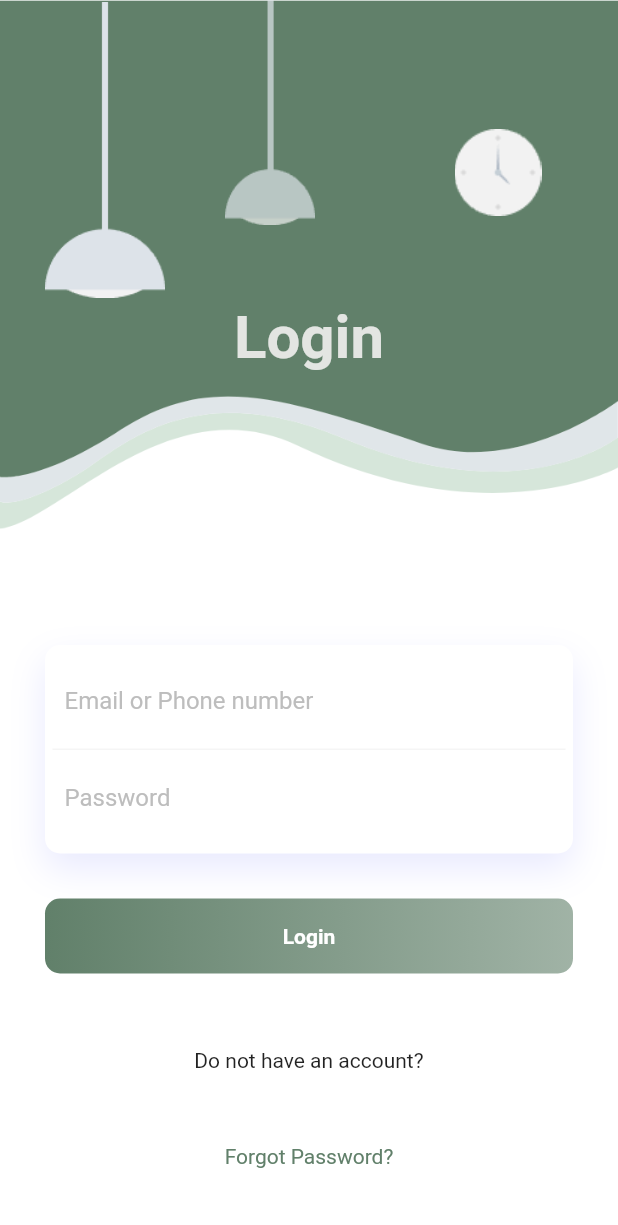
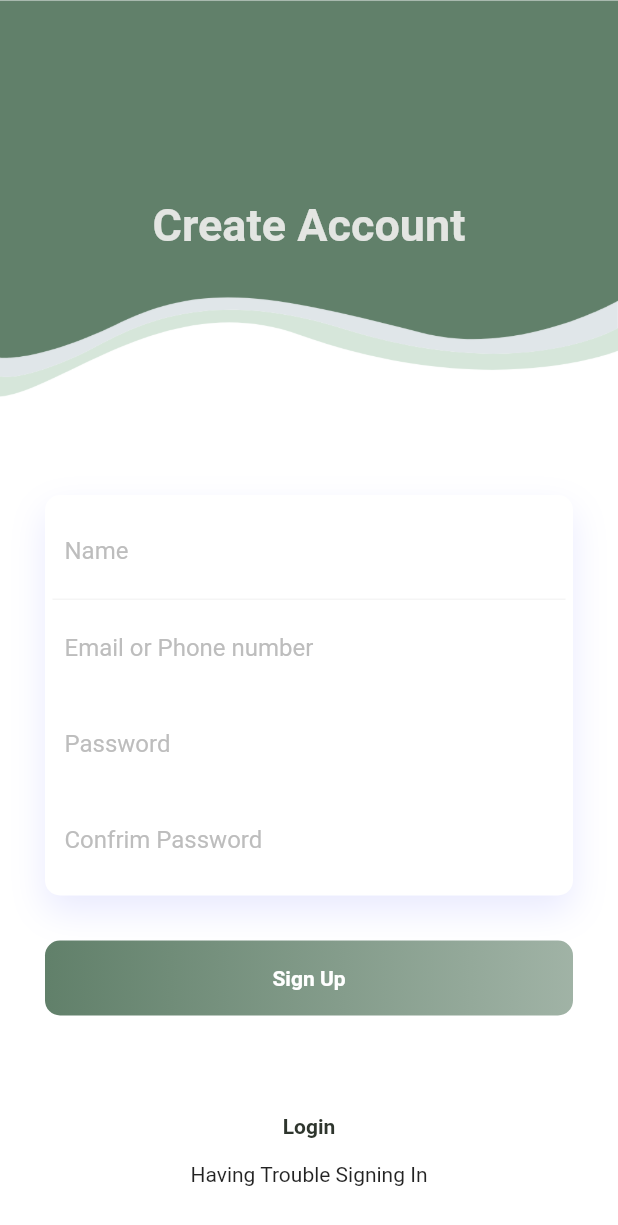
Before and after one commit to a-govil/Mental-Health-App, a Flutter app: the screen it shows after launch, after a tap on "Sign Up", on a phone screen of 412 x 824 dp. Shown: the top 1225 px of the screen. Run offline on Flutter 3.47's test engine with Material 2 defaults, Android fonts, the phone set to English and light mode, and no system bars; our stand-ins replace simple_animations.

Commit message:
Evaluation 1

```diff
--- /dev/null
+++ b/lib/login.dart
@@ -0,0 +1,154 @@
+import 'package:flutter/material.dart';
+import 'package:day12_login/Animation/FadeAnimation.dart';
+
+class MyLogin extends StatefulWidget {
+  const MyLogin({Key key}) : super(key: key);
+
+  @override
+  _MyLoginState createState() => _MyLoginState();
+}
+
+class _MyLoginState extends State<MyLogin> {
+  @override
+  Widget build(BuildContext context) {
+    return Scaffold(
+      backgroundColor: Colors.white,
+      body: SingleChildScrollView(
+      	child: Container(
+	        child: Column(
+	          children: <Widget>[
+	            Container(
+	              height: 400,
+	              decoration: BoxDecoration(
+	                image: DecorationImage(
+	                  image: AssetImage('assets/images/background.png'),
+	                  fit: BoxFit.fill
+	                )
+	              ),
+	              child: Stack(
+	                children: <Widget>[
+	                  Positioned(
+	                    left: 30,
+	                    width: 80,
+	                    height: 200,
+	                    child: FadeAnimation(1, Container(
+	                      decoration: BoxDecoration(
+	                        image: DecorationImage(
+	                          image: AssetImage('assets/images/light-1.png')
+	                        )
+	                      ),
+	                    )),
+	                  ),
+	                  Positioned(
+	                    left: 140,
+	                    width: 80,
+	                    height: 150,
+	                    child: FadeAnimation(1.3, Container(
+	                      decoration: BoxDecoration(
+	                        image: DecorationImage(
+	                          image: AssetImage('assets/images/light-2.png')
+	                        )
+	                      ),
+	                    )),
+	                  ),
+	                  Positioned(
+	                    right: 40,
+	                    top: 40,
+	                    width: 80,
+	                    height: 150,
+	                    child: FadeAnimation(1.5, Container(
+	                      decoration: BoxDecoration(
+	                        image: DecorationImage(
+	                          image: AssetImage('assets/images/clock.png')
+	                        )
+	                      ),
+	                    )),
+	                  ),
+	                  Positioned(
+	                    child: FadeAnimation(1.6, Container(
+	                      margin: EdgeInsets.only(top: 50),
+	                      child: Center(
+	                        child: Text("Login", style: TextStyle(color: Color.fromARGB(255, 227, 229, 226), fontSize: 40, fontWeight: FontWeight.bold),),
+	                      ),
+	                    )),
+	                  )
+	                ],
+	              ),
+	            ),
+	            Padding(
+	              padding: EdgeInsets.all(30.0),
+	              child: Column(
+	                children: <Widget>[
+	                  FadeAnimation(1.8, Container(
+	                    padding: EdgeInsets.all(5),
+	                    decoration: BoxDecoration(
+	                      color: Colors.white,
+	                      borderRadius: BorderRadius.circular(10),
+	                      boxShadow: [
+	                        BoxShadow(
+	                          color: Color.fromRGBO(143, 148, 251, .2),
+	                          blurRadius: 20.0,
+	                          offset: Offset(0, 10)
+	                        )
+	                      ]
+	                    ),
+	                    child: Column(
+	                      children: <Widget>[
+	                        Container(
+	                          padding: EdgeInsets.all(8.0),
+	                          decoration: BoxDecoration(
+	                            border: Border(bottom: BorderSide(color: Colors.grey[100]))
+	                          ),
+	                          child: TextField(
+	                            decoration: InputDecoration(
+	                              border: InputBorder.none,
+	                              hintText: "Email or Phone number",
+	                              hintStyle: TextStyle(color: Colors.grey[400])
+	                            ),
+	                          ),
+	                        ),
+	                        Container(
+	                          padding: EdgeInsets.all(8.0),
+	                          child: TextField(
+	                            decoration: InputDecoration(
+	                              border: InputBorder.none,
+	                              hintText: "Password",
+	                              hintStyle: TextStyle(color: Colors.grey[400])
+	                            ),
+	                          ),
+	                        )
+	                      ],
+	                    ),
+	                  )),
+	                  SizedBox(height: 30,),
+	                  FadeAnimation(2, Container(
+	                    height: 50,
+	                    decoration: BoxDecoration(
+	                      borderRadius: BorderRadius.circular(10),
+	                      gradient: LinearGradient(
+	                        colors: [
+	                          Color.fromRGBO(97, 128, 106, 1),
+	                          Color.fromRGBO(97, 128, 106, .6),
+	                        ]
+	                      )
+	                    ),
+	                    child: Center(
+	                      child: Text("Login", style: TextStyle(color: Colors.white, fontWeight: FontWeight.bold),),
+	                    ),
+	                  )),
+	                  SizedBox(height: 50,),
+                    Text("Do not have an account?"),
+                    TextButton(
+                      onPressed:() {Navigator.pushNamed(context, 'signup');},
+                      child:const Text('Sign Up',style: TextStyle(color: Color.fromARGB(255, 46, 53, 45), fontWeight: FontWeight.bold)))
+                      ,FadeAnimation(1.5, Text("Forgot Password?", style: TextStyle(color: Color.fromRGBO(97, 128, 106, 1)),)),
+	                ],
+	              ),
+	            )
+	          ],
+	        ),
+	      ),
+      )
+    );
+  }
+}
--- a/lib/main.dart
+++ b/lib/main.dart
@@ -1,154 +1,16 @@
-import 'package:day12_login/Animation/FadeAnimation.dart';
+
 import 'package:flutter/material.dart';
+import 'package:day12_login/signup.dart';
+import 'package:day12_login/login.dart';
 
-void main() => runApp(
-  MaterialApp(
+
+void main() {
+  runApp(MaterialApp(
     debugShowCheckedModeBanner: false,
-    home: HomePage(),
-  )
-);
-
-class HomePage extends StatelessWidget {
-  @override //override parent class methods
-  Widget build(BuildContext context) {
-    return Scaffold(
-      backgroundColor: Colors.white,
-      body: SingleChildScrollView(
-      	child: Container(
-	        child: Column(
-	          children: <Widget>[
-	            Container(
-	              height: 400,
-	              decoration: BoxDecoration(
-	                image: DecorationImage(
-	                  image: AssetImage('assets/images/background.png'),
-	                  fit: BoxFit.fill
-	                )
-	              ),
-	              child: Stack(
-	                children: <Widget>[
-	                  Positioned(
-	                    left: 30,
-	                    width: 80,
-	                    height: 200,
-	                    child: FadeAnimation(1, Container(
-	                      decoration: BoxDecoration(
-	                        image: DecorationImage(
-	                          image: AssetImage('assets/images/light-1.png')
-	                        )
-	                      ),
-	                    )),
-	                  ),
-	                  Positioned(
-	                    left: 140,
-	                    width: 80,
-	                    height: 150,
-	                    child: FadeAnimation(1.3, Container(
-	                      decoration: BoxDecoration(
-	                        image: DecorationImage(
-	                          image: AssetImage('assets/images/light-2.png')
-	                        )
-	                      ),
-	                    )),
-	                  ),
-	                  Positioned(
-	                    right: 40,
-	                    top: 40,
-	                    width: 80,
-	                    height: 150,
-	                    child: FadeAnimation(1.5, Container(
-	                      decoration: BoxDecoration(
-	                        image: DecorationImage(
-	                          image: AssetImage('assets/images/clock.png')
-	                        )
-	                      ),
-	                    )),
-	                  ),
-	                  Positioned(
-	                    child: FadeAnimation(1.6, Container(
-	                      margin: EdgeInsets.only(top: 50),
-	                      child: Center(
-	                        child: Text("Login", style: TextStyle(color: Color.fromARGB(255, 227, 229, 226), fontSize: 40, fontWeight: FontWeight.bold),),
-	                      ),
-	                    )),
-	                  )
-	                ],
-	              ),
-	            ),
-	            Padding(
-	              padding: EdgeInsets.all(30.0),
-	              child: Column(
-	                children: <Widget>[
-	                  FadeAnimation(1.8, Container(
-	                    padding: EdgeInsets.all(5),
-	                    decoration: BoxDecoration(
-	                      color: Colors.white,
-	                      borderRadius: BorderRadius.circular(10),
-	                      boxShadow: [
-	                        BoxShadow(
-	                          color: Color.fromRGBO(143, 148, 251, .2),
-	                          blurRadius: 20.0,
-	                          offset: Offset(0, 10)
-	                        )
-	                      ]
-	                    ),
-	                    child: Column(
-	                      children: <Widget>[
-	                        Container(
-	                          padding: EdgeInsets.all(8.0),
-	                          decoration: BoxDecoration(
-	                            border: Border(bottom: BorderSide(color: Colors.grey[100]))
-	                          ),
-	                          child: TextField(
-	                            decoration: InputDecoration(
-	                              border: InputBorder.none,
-	                              hintText: "Email or Phone number",
-	                              hintStyle: TextStyle(color: Colors.grey[400])
-	                            ),
-	                          ),
-	                        ),
-	                        Container(
-	                          padding: EdgeInsets.all(8.0),
-	                          child: TextField(
-	                            decoration: InputDecoration(
-	                              border: InputBorder.none,
-	                              hintText: "Password",
-	                              hintStyle: TextStyle(color: Colors.grey[400])
-	                            ),
-	                          ),
-	                        )
-	                      ],
-	                    ),
-	                  )),
-	                  SizedBox(height: 30,),
-	                  FadeAnimation(2, Container(
-	                    height: 50,
-	                    decoration: BoxDecoration(
-	                      borderRadius: BorderRadius.circular(10),
-	                      gradient: LinearGradient(
-	                        colors: [
-	                          Color.fromRGBO(97, 128, 106, 1),
-	                          Color.fromRGBO(97, 128, 106, .6),
-	                        ]
-	                      )
-	                    ),
-	                    child: Center(
-	                      child: Text("Login", style: TextStyle(color: Colors.white, fontWeight: FontWeight.bold),),
-	                    ),
-	                  )),
-	                  SizedBox(height: 50,),
-                    Text("Do not have an account?"),
-                    TextButton(
-                      onPressed:()=>{},
-                      child:const Text('Sign Up',style: TextStyle(color: Colors.white, fontWeight: FontWeight.bold)))
-                      ,FadeAnimation(1.5, Text("Forgot Password?", style: TextStyle(color: Color.fromRGBO(97, 128, 106, 1)),)),
-	                ],
-	              ),
-	            )
-	          ],
-	        ),
-	      ),
-      )
-    );
-  }
+    home: MyLogin(),
+    routes: {
+      'signup': (context) => MyRegister(),
+      'login': (context) => MyLogin(),
+    },
+  ));
 }
--- /dev/null
+++ b/lib/signup.dart
@@ -0,0 +1,139 @@
+import 'package:flutter/material.dart';
+import 'package:day12_login/Animation/FadeAnimation.dart';
+
+
+
+class MyRegister extends StatefulWidget {
+  const MyRegister({Key key}) : super(key: key);
+
+  @override
+  _MyRegisterState createState() => _MyRegisterState();
+}
+
+class _MyRegisterState extends State<MyRegister> {
+  @override
+  Widget build(BuildContext context) {
+    return Scaffold(
+      backgroundColor: Colors.white,
+      body: SingleChildScrollView(
+      	child: Container(
+	        child: Column(
+	          children: <Widget>[
+	            Container(
+	              height: 300,
+	              decoration: BoxDecoration(
+	                image: DecorationImage(
+	                  image: AssetImage('assets/images/background.png'),
+	                  fit: BoxFit.fill
+	                )
+	              ),
+	              child: Stack(
+	                children: <Widget>[
+	                  Positioned(
+	                    child: FadeAnimation(1.6, Container(
+	                      margin: EdgeInsets.only(top: 0),
+	                      child: Center(
+	                        child: Text("Create Account", style: TextStyle(color: Color.fromARGB(255, 227, 229, 226), fontSize: 30, fontWeight: FontWeight.bold),),
+	                      ),
+	                    )),
+	                  )
+	                ],
+	              ),
+	            ),
+	            Padding(
+	              padding: EdgeInsets.all(30.0),
+	              child: Column(
+	                children: <Widget>[
+	                  FadeAnimation(1.8, Container(
+	                    padding: EdgeInsets.all(5),
+	                    decoration: BoxDecoration(
+	                      color: Colors.white,
+	                      borderRadius: BorderRadius.circular(10),
+	                      boxShadow: [
+	                        BoxShadow(
+	                          color: Color.fromRGBO(143, 148, 251, .2),
+	                          blurRadius: 20.0,
+	                          offset: Offset(0, 10)
+	                        )
+	                      ]
+	                    ),
+	                    child: Column(
+	                      children: <Widget>[
+	                        Container(
+	                          padding: EdgeInsets.all(8.0),
+	                          decoration: BoxDecoration(
+	                            border: Border(bottom: BorderSide(color: Colors.grey[100]))
+	                          ),
+	                          child: TextField(
+	                            decoration: InputDecoration(
+	                              border: InputBorder.none,
+	                              hintText: "Name",
+	                              hintStyle: TextStyle(color: Colors.grey[400])
+	                            ),
+	                          ),
+	                        ),
+	                        Container(
+	                          padding: EdgeInsets.all(8.0),
+	                          child: TextField(
+	                            decoration: InputDecoration(
+	                              border: InputBorder.none,
+	                              hintText: "Email or Phone number",
+	                              hintStyle: TextStyle(color: Colors.grey[400])
+	                            ),
+	                          ),
+	                        ),
+                          Container(
+	                          padding: EdgeInsets.all(8.0),
+	                          child: TextField(
+	                            decoration: InputDecoration(
+	                              border: InputBorder.none,
+	                              hintText: "Password",
+	                              hintStyle: TextStyle(color: Colors.grey[400])
+	                            ),
+	                          ),
+	                        ),
+                          Container(
+	                          padding: EdgeInsets.all(8.0),
+	                          child: TextField(
+	                            decoration: InputDecoration(
+	                              border: InputBorder.none,
+	                              hintText: "Confrim Password",
+	                              hintStyle: TextStyle(color: Colors.grey[400])
+	                            ),
+	                          ),
+	                        )
+	                      ],
+	                    ),
+	                  )),
+	                  SizedBox(height: 30,),
+	                  FadeAnimation(2, Container(
+	                    height: 50,
+	                    decoration: BoxDecoration(
+	                      borderRadius: BorderRadius.circular(10),
+	                      gradient: LinearGradient(
+	                        colors: [
+	                          Color.fromRGBO(97, 128, 106, 1),
+	                          Color.fromRGBO(97, 128, 106, .6),
+	                        ]
+	                      )
+	                    ),
+	                    child: Center(
+	                      child: Text("Sign Up", style: TextStyle(color: Colors.white, fontWeight: FontWeight.bold),),
+	                    ),
+	                  )),
+	                  SizedBox(height: 50,),
+                     TextButton(
+                      onPressed:() {Navigator.pushNamed(context, 'login');},
+                      child:const Text('Login',style: TextStyle(color: Color.fromARGB(255, 46, 53, 45), fontWeight: FontWeight.bold))),
+
+                    Text("Having Trouble Signing In"),
+	                ],
+	              ),
+	            )
+	          ],
+	        ),
+	      ),
+      )
+    );
+  }
+}
```
Also changed, not shown: 181 other files.
